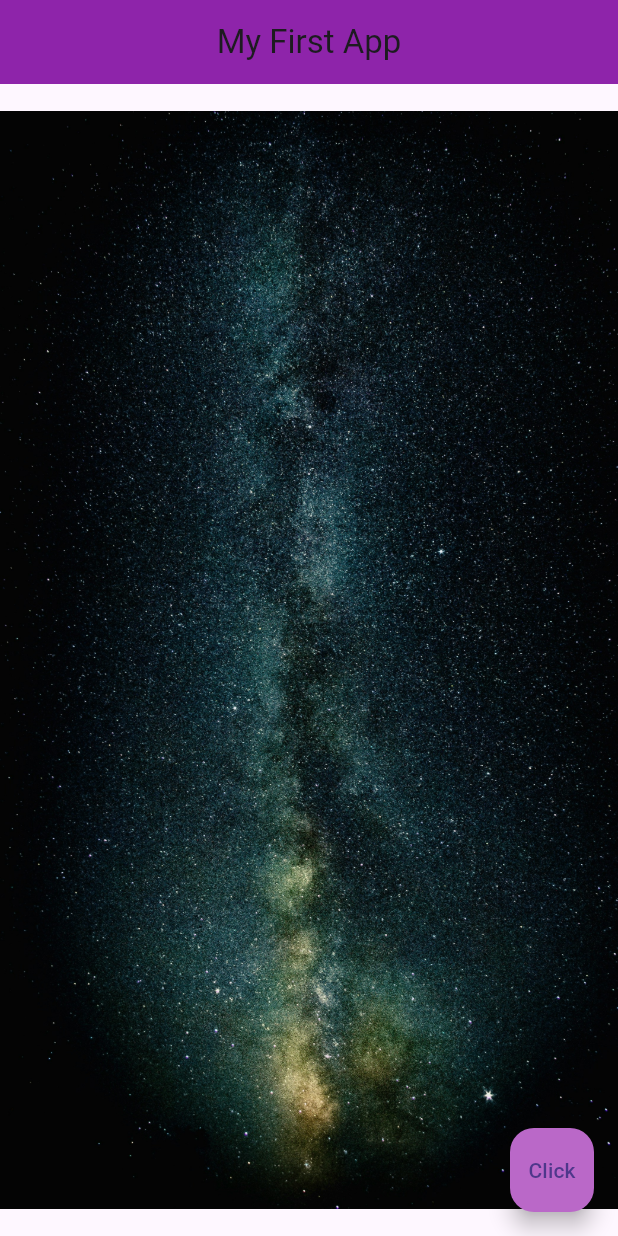
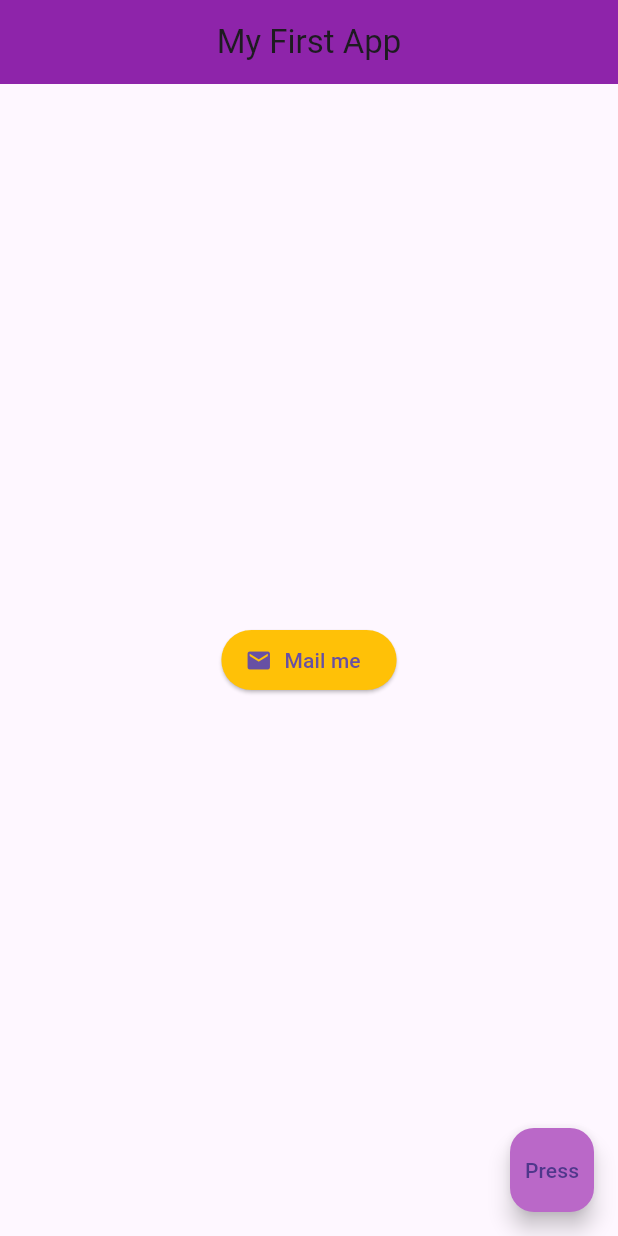
Before and after one commit to jono-rams/LearningFlutter, a Flutter app: the screen it shows after launch, on a phone screen of 412 x 824 dp. Run offline on Flutter 3.47's test engine with Material 3 defaults, Android fonts, the phone set to English and light mode, and no system bars.

Commit message:
Buttons and Icons

```diff
--- a/lib/main.dart
+++ b/lib/main.dart
@@ -16,12 +16,23 @@ class Home extends StatelessWidget {
         centerTitle: true,
       ),
       body: Center(
-          child: Image.asset('assets/space-1.jpg'),
+        child: ElevatedButton.icon(
+          onPressed: () {
+            print('you clicked me');
+          },
+          icon: const Icon(
+            Icons.mail
+          ),
+          style: ElevatedButton.styleFrom(
+            backgroundColor: Colors.amber,
+          ),
+          label: const Text('Mail me'),
+        ),
       ),
       floatingActionButton: FloatingActionButton(
         onPressed: () {},
         backgroundColor: Colors.purple[300],
-        child: const Text('Click'),
+        child: Text('Press'),
       ),
     );
   }
```
